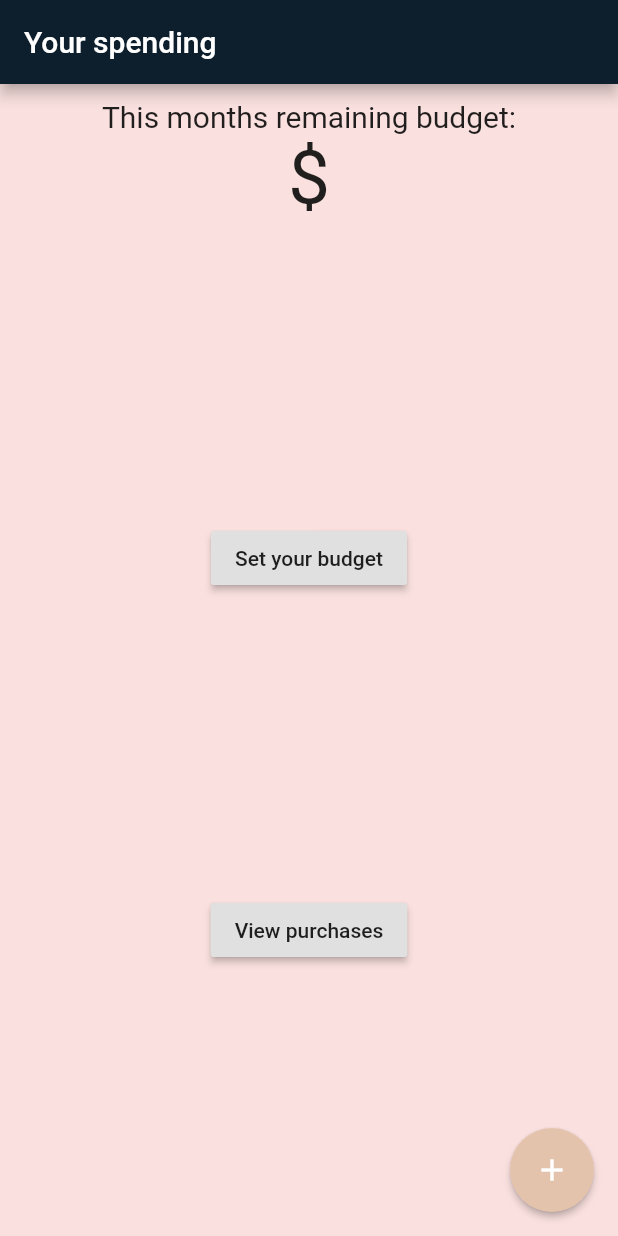
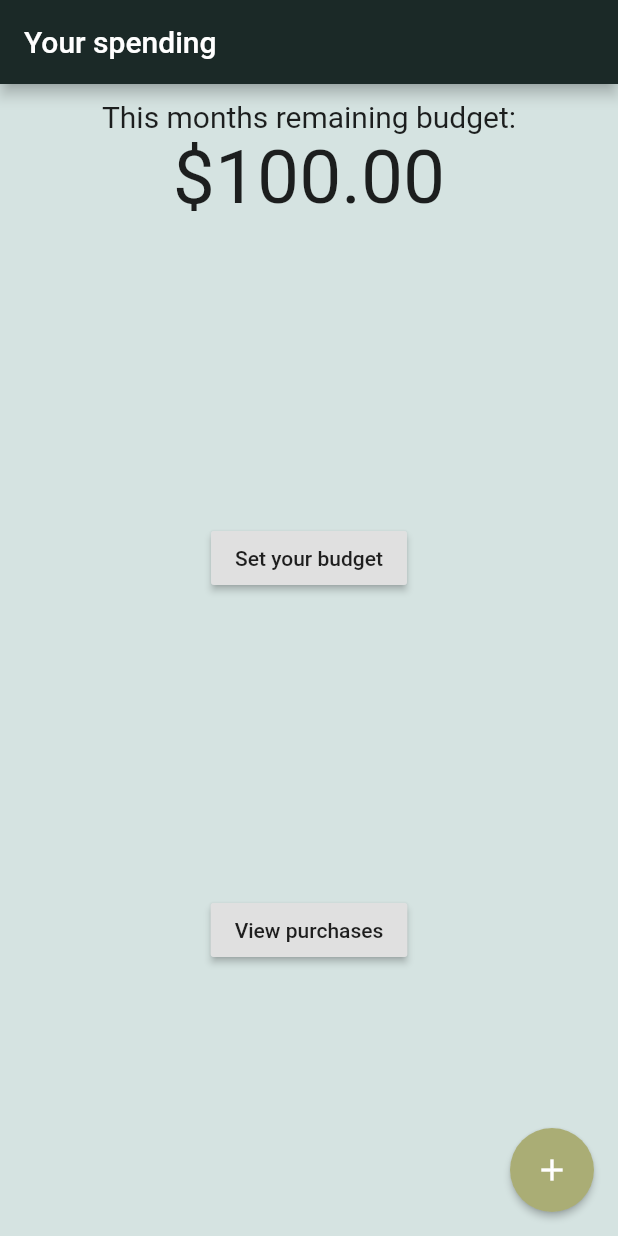
Before and after one commit to sleepsorters/expense_manager, a Flutter app: the screen it shows after launch, on a phone screen of 412 x 824 dp. Run offline on Flutter 3.47's test engine with Material 2 defaults, Android fonts, the phone set to English and light mode, and no system bars.

Commit message:
amounts as doubles

```diff
--- a/lib/Expense.dart
+++ b/lib/Expense.dart
@@ -1,6 +1,6 @@
 class Expense {
   final String name;
-  final int value;
+  final double value;
   final String category;
 
   Expense({this.name, this.value, this.category});
--- a/lib/ExpenseList.dart
+++ b/lib/ExpenseList.dart
@@ -32,7 +32,7 @@ class ExpenseListItem extends ListTile {
                   child: Text(expense.name, textAlign: TextAlign.left),
                 ),
                 Expanded(
-                  child: Text("\$" + expense.value.toString(), textAlign: TextAlign.right),
+                  child: Text("\$" + (expense.value).toStringAsFixed(2), textAlign: TextAlign.right),
                 )
               ]
           ),
--- a/lib/ExpensePage.dart
+++ b/lib/ExpensePage.dart
@@ -67,9 +67,11 @@ class _ExpensePageState extends State<ExpensePage> {
 
   Future<Set<Expense>> fetchExpenses() async {
     Set<Expense> expenses = new Set<Expense>();
+    /*
     expenses.add(Expense(name: "Sheng Kee", value: 100, category: "boba"));
     expenses.add(Expense(name: "Sheng Kee", value: 200, category: "boba"));
     expenses.add(Expense(name: "La Vals", value: 100, category: "pizza"));
+    */
     return expenses;
   }
 
--- a/lib/HomePage.dart
+++ b/lib/HomePage.dart
@@ -15,7 +15,9 @@ class HomePage extends StatefulWidget {
 
 class _HomePage extends State<HomePage> {
   noSuchMethod(Invocation i) => super.noSuchMethod(i);
-  String _budget = "";
+  String _budget = "100.00";
+  double allowance = 100.00;
+  double expenditures = 0.00;
   List<Expense> expenseList = [];
   final myController = TextEditingController();
 
@@ -47,7 +49,8 @@ class _HomePage extends State<HomePage> {
                     onPressed: () {
                       Navigator.of(context).pop();
                       setState((){
-                        _budget = myController.text;
+                        allowance = double.parse(myController.text);
+                        _budget = (allowance - expenditures).toStringAsFixed(2);
                       });
                     },
                   ),
@@ -75,7 +78,7 @@ class _HomePage extends State<HomePage> {
                   onPressed: ((){
                     Navigator.of(context).pop();
                     String name = nameController.text.toString();
-                    int price = int.parse(priceController.text.toString());
+                    double price = double.parse(priceController.text.toString());
                     expenseList.add(Expense(name: name, value: price, category: categoryController.text.toString()));
                     showModalBottomSheet<void>(
                         context: context,
@@ -91,7 +94,8 @@ class _HomePage extends State<HomePage> {
                                           ))));
                         });
                     setState((){
-                      _budget = (int.parse(_budget) - int.parse(priceController.text.toString())).toString();
+                      expenditures += double.parse(priceController.text.toString());
+                      _budget = (allowance - expenditures).toStringAsFixed(2);
                     });
                     nameController.clear();
                     categoryController.clear();
--- a/lib/main.dart
+++ b/lib/main.dart
@@ -20,9 +20,9 @@ class MyApp extends StatelessWidget {
         // "hot reload" (press "r" in the console where you ran "flutter run",
         // or press Run > Flutter Hot Reload in IntelliJ). Notice that the
         // counter didn't reset back to zero; the application is not restarted.
-        primaryColor: const Color(0xFF0d1f2d),
-        backgroundColor: const Color(0xFFfae1df),
-        accentColor: const Color(0xFFe4c3ad),
+        primaryColor: const Color(0xFF1b2927),
+        backgroundColor: const Color(0xFFd5e3e1),
+        accentColor: const Color(0xFFAAAD75),
         secondaryHeaderColor: const Color(0xFF546a7b),
         textSelectionColor: Colors.white,
       ),
```
